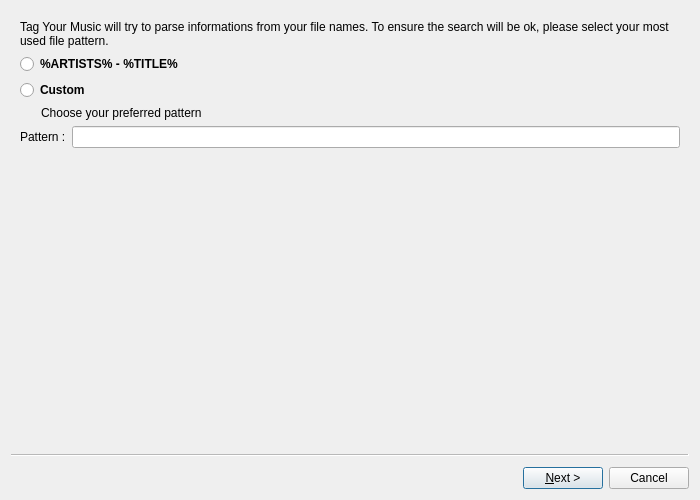
Before: the Qt Designer form src/wizards/searchwizard.ui in alorence/tym, drawn with Qt 5.
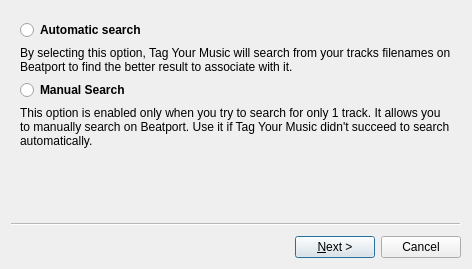
After: the same form once the commit is applied. Custom widgets are drawn as their Qt base class.

Commit message: (search) Implements manual search

Patch:
```diff
--- a/src/wizards/searchwizard.ui
+++ b/src/wizards/searchwizard.ui
@@ -6,8 +6,8 @@
    <rect>
     <x>0</x>
     <y>0</y>
-    <width>700</width>
-    <height>500</height>
+    <width>472</width>
+    <height>269</height>
    </rect>
   </property>
   <property name="options">
@@ -22,11 +22,57 @@
 	margin-left : 18px;
 }</string>
    </property>
+   <layout class="QGridLayout" name="gridLayout_3">
+    <item row="1" column="0">
+     <widget class="QLabel" name="label_5">
+      <property name="text">
+       <string>By selecting this option, Tag Your Music will search from your tracks filenames on Beatport to find the better result to associate with it.</string>
+      </property>
+      <property name="wordWrap">
+       <bool>true</bool>
+      </property>
+     </widget>
+    </item>
+    <item row="2" column="0">
+     <widget class="QRadioButton" name="manualSearch">
+      <property name="text">
+       <string>Manual Search</string>
+      </property>
+     </widget>
+    </item>
+    <item row="0" column="0">
+     <widget class="QRadioButton" name="autoSearch">
+      <property name="text">
+       <string>Automatic search</string>
+      </property>
+     </widget>
+    </item>
+    <item row="3" column="0">
+     <widget class="QLabel" name="label_6">
+      <property name="text">
+       <string>This option is enabled only when you try to search for only 1 track. It allows you to manually search on Beatport. Use it if Tag Your Music didn't succeed to search automatically.</string>
+      </property>
+      <property name="wordWrap">
+       <bool>true</bool>
+      </property>
+     </widget>
+    </item>
+   </layout>
+  </widget>
+  <widget class="QWizardPage" name="autoOptionPage">
+   <property name="styleSheet">
+    <string notr="true">QRadioButton {
+	font-weight: bold;
+}</string>
+   </property>
    <layout class="QGridLayout" name="gridLayout">
-    <item row="3" column="0">
-     <widget class="QLabel" name="labelCustom">
+    <item row="0" column="0">
+     <widget class="QLabel" name="label_2">
       <property name="text">
-       <string>Choose your preferred pattern</string>
+       <string>Select the file pattern you often use to organize your library</string>
+      </property>
+      <property name="wordWrap">
+       <bool>true</bool>
       </property>
      </widget>
     </item>
@@ -37,12 +83,19 @@
       </property>
      </widget>
     </item>
-    <item row="4" column="0">
+    <item row="2" column="0">
+     <widget class="QRadioButton" name="customSearch">
+      <property name="text">
+       <string>Custom</string>
+      </property>
+     </widget>
+    </item>
+    <item row="3" column="0">
      <layout class="QHBoxLayout" name="patternHorizLayout">
       <item>
        <widget class="QLabel" name="labelResult">
         <property name="text">
-         <string>Pattern :</string>
+         <string>Pattern:</string>
         </property>
        </widget>
       </item>
@@ -51,20 +104,14 @@
       </item>
      </layout>
     </item>
-    <item row="2" column="0">
-     <widget class="QRadioButton" name="customSearch">
-      <property name="text">
-       <string>Custom</string>
-      </property>
-     </widget>
-    </item>
+   </layout>
+  </widget>
+  <widget class="QWizardPage" name="manualOptionPage">
+   <layout class="QGridLayout" name="gridLayout_4">
     <item row="0" column="0">
      <widget class="QLabel" name="label_2">
       <property name="text">
-       <string>Tag Your Music will try to parse informations from your file names. To ensure the search will be ok, please select your most used file pattern.</string>
-      </property>
-      <property name="wordWrap">
-       <bool>true</bool>
+       <string>Type words to search for, in the same way you usually search on Beatport</string>
       </property>
      </widget>
     </item>
```
Left out of the diff: 16 changed lines with no effect on the pictures. The commit also changes 3 other files.
